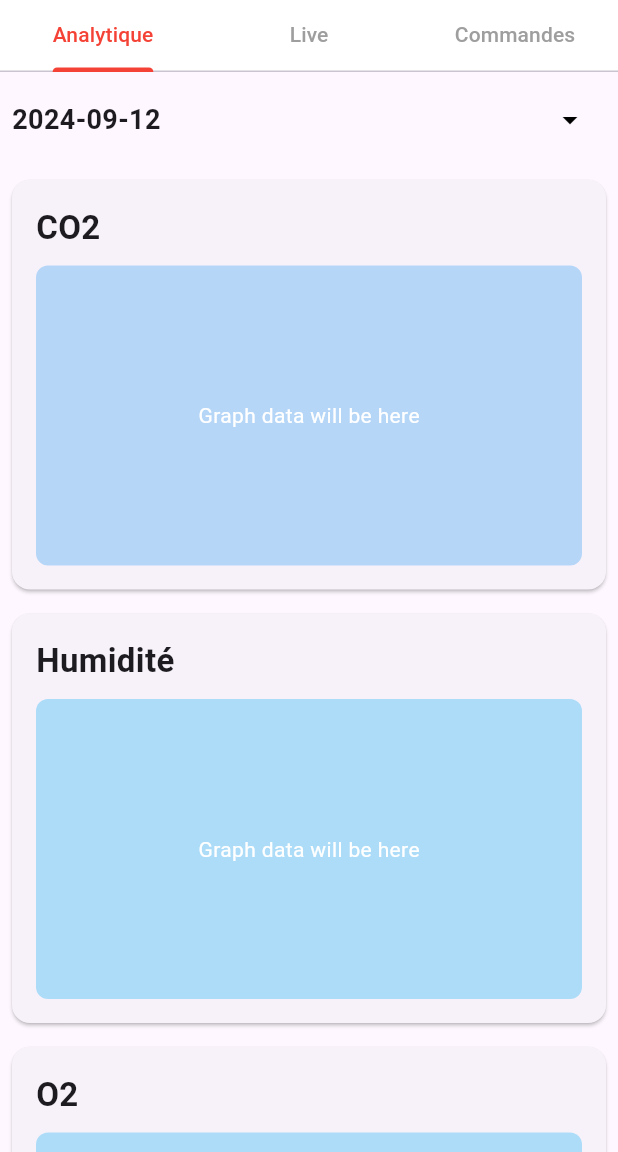
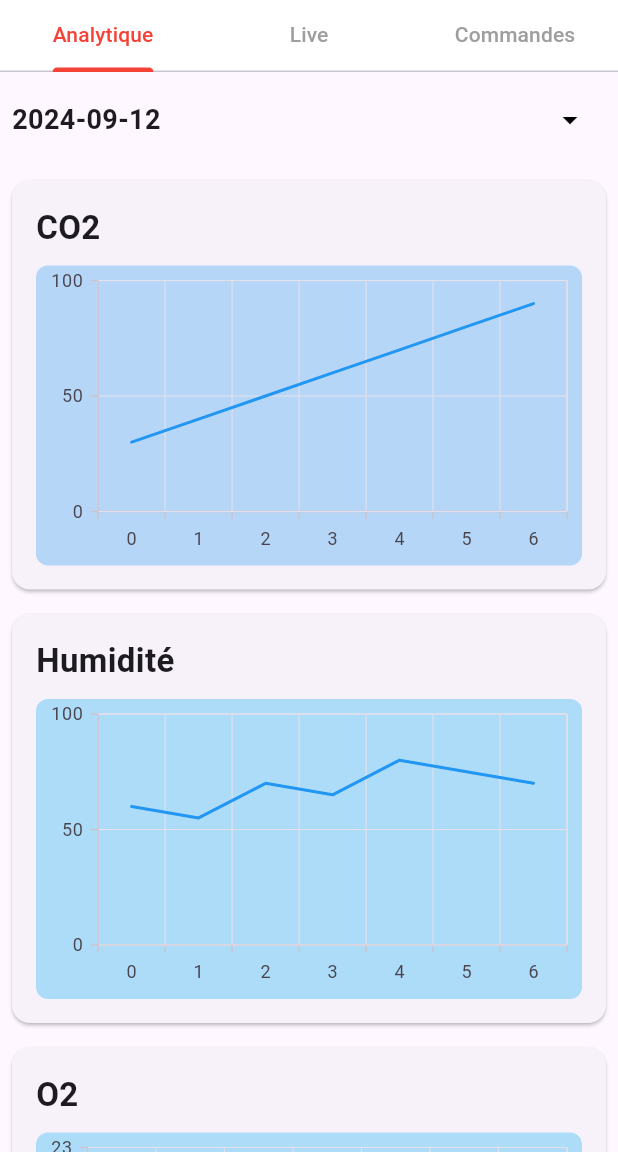
Before and after one commit to Zahhaoui007/PFE-GOC, a Flutter app: the Dashboard screen opened directly, on a phone screen of 412 x 824 dp, the part 84-1236 px from its top. Run offline on Flutter 3.47's test engine with Material 3 defaults, Android fonts, the phone set to English and light mode, and no system bars; our stand-ins replace supabase_flutter, syncfusion_flutter_charts; accounts and stored records are empty.

Commit message:
Edit Graphe

```diff
--- a/MobileAPP/lib/main.dart
+++ b/MobileAPP/lib/main.dart
@@ -2,6 +2,7 @@ import 'dart:async';
 
 import 'package:flutter/material.dart';
 import 'package:supabase_flutter/supabase_flutter.dart';
+import 'package:syncfusion_flutter_charts/charts.dart';
 
 void main() async {
   WidgetsFlutterBinding.ensureInitialized();
@@ -352,8 +353,7 @@ class Dashboard extends StatelessWidget {
           children: [
             AnalyticDashboard(),
             Live(),
-            Container(), // Remplace ce Container par le widget souhaité pour "Commandes"
-            //Commande(),
+            Commande(), // Remplace ce Container par le widget souhaité pour "Commandes"
           ],
         ),
       ),
@@ -369,71 +369,58 @@ class AnalyticDashboard extends StatelessWidget {
       child: Column(
         children: <Widget>[
           DateSelector(),
-          GraphCard(title: 'CO2', color: Colors.blue),
-          GraphCard(title: 'Humidité', color: Colors.lightBlue),
-          GraphCard(title: 'O2', color: Colors.lightBlue),
-          GraphCard(title: 'Température', color: Colors.lightBlue),
-        ],
-      ),
-    );
-  }
-}
-
-class DateSelector extends StatefulWidget {
-  @override
-  _DateSelectorState createState() => _DateSelectorState();
-}
-
-class _DateSelectorState extends State<DateSelector> {
-  DateTime selectedDate = DateTime.now(); // Default date is today's date
-
-  Future<void> _selectDate(BuildContext context) async {
-    final DateTime? picked = await showDatePicker(
-      context: context,
-      initialDate: selectedDate,
-      firstDate: DateTime(2000), // Adjust this to the earliest allowed date
-      lastDate: DateTime(2100), // Adjust this to the latest allowed date
-    );
-    if (picked != null && picked != selectedDate) {
-      setState(() {
-        selectedDate = picked;
-      });
-    }
-  }
-
-  @override
-  Widget build(BuildContext context) {
-    return Padding(
-      padding: const EdgeInsets.all(8.0),
-      child: Row(
-        mainAxisAlignment: MainAxisAlignment.spaceBetween,
-        children: <Widget>[
-          InkWell(
-            onTap: () => _selectDate(context),
-            child: Center(
-              child: Text(
-                '${selectedDate.toLocal()}'
-                    .split(' ')[0], // Formats the date to YYYY-MM-DD
-                style: TextStyle(fontSize: 18, fontWeight: FontWeight.bold),
-              ),
-            ),
+          GraphCard(
+            title: 'CO2',
+            color: Colors.blue,
+            chartData: _getChartData([30, 40, 50, 60, 70, 80, 90]),
           ),
-          Spacer(),
-          IconButton(
-            icon: Icon(Icons.arrow_drop_down, color: Colors.black),
-            onPressed: () => _selectDate(context),
+          GraphCard(
+            title: 'Humidité',
+            color: Colors.lightBlue,
+            chartData: _getChartData([60, 55, 70, 65, 80, 75, 70]),
+          ),
+          GraphCard(
+            title: 'O2',
+            color: Colors.lightBlue,
+            chartData: _getChartData([21, 21.5, 20.5, 22, 21, 21.2, 21.3]),
+          ),
+          GraphCard(
+            title: 'Température',
+            color: Colors.lightBlue,
+            chartData: _getChartData([22, 23, 21, 22.5, 23.5, 24, 22]),
           ),
         ],
       ),
     );
   }
+
+  List<ChartSeries> _getChartData(List<double> values) {
+    List<DataPoint> data =
+        values.asMap().entries.map((e) => DataPoint(e.key, e.value)).toList();
+    return [
+      LineSeries<DataPoint, int>(
+        dataSource: data,
+        xValueMapper: (DataPoint dp, _) => dp.x,
+        yValueMapper: (DataPoint dp, _) => dp.y,
+        color: Colors.blue,
+      ),
+    ];
+  }
+}
+
+class DataPoint {
+  DataPoint(this.x, this.y);
+  final int x;
+  final double y;
 }
 
 class GraphCard extends StatelessWidget {
   final String title;
   final Color color;
+  final List<ChartSeries> chartData;
 
-  GraphCard({required this.title, required this.color});
+  GraphCard(
+      {required this.title, required this.color, required this.chartData});
 
   @override
   Widget build(BuildContext context) {
@@ -454,9 +441,9 @@ class GraphCard extends StatelessWidget {
                 color: color.withOpacity(0.3),
                 borderRadius: BorderRadius.circular(8),
               ),
-              child: const Center(
-                child: Text('Graph data will be here',
-                    style: TextStyle(color: Colors.white)),
+              child: SfCartesianChart(
+                primaryXAxis: CategoryAxis(),
+                series: chartData,
               ),
             ),
           ],
@@ -466,6 +453,54 @@ class GraphCard extends StatelessWidget {
   }
 }
 
+class DateSelector extends StatefulWidget {
+  @override
+  _DateSelectorState createState() => _DateSelectorState();
+}
+
+class _DateSelectorState extends State<DateSelector> {
+  DateTime selectedDate = DateTime.now();
+
+  Future<void> _selectDate(BuildContext context) async {
+    final DateTime? picked = await showDatePicker(
+      context: context,
+      initialDate: selectedDate,
+      firstDate: DateTime(2000),
+      lastDate: DateTime(2100),
+    );
+    if (picked != null && picked != selectedDate) {
+      setState(() {
+        selectedDate = picked;
+      });
+    }
+  }
+
+  @override
+  Widget build(BuildContext context) {
+    return Padding(
+      padding: const EdgeInsets.all(8.0),
+      child: Row(
+        mainAxisAlignment: MainAxisAlignment.spaceBetween,
+        children: <Widget>[
+          InkWell(
+            onTap: () => _selectDate(context),
+            child: Center(
+              child: Text(
+                '${selectedDate.toLocal()}'.split(' ')[0],
+                style: TextStyle(fontSize: 18, fontWeight: FontWeight.bold),
+              ),
+            ),
+          ),
+          Spacer(),
+          IconButton(
+            icon: Icon(Icons.arrow_drop_down, color: Colors.black),
+            onPressed: () => _selectDate(context),
+          ),
+        ],
+      ),
+    );
+  }
+}
 ////////////////////////////////////////////////////////////////////////////////////////////////////////////////////////////////////////////////
 
 class Live extends StatefulWidget {
@@ -609,41 +644,78 @@ class _LiveState extends State<Live> {
 }
 
 ////////////////////////////////////////////////////////////////////////////////////////////////////////////////////////////////////////////////
-// Ajout de la page "Commandes"
-class Commande extends StatelessWidget {
+
+class Commande extends StatefulWidget {
+  @override
+  _CommandeState createState() => _CommandeState();
+}
+
+class _CommandeState extends State<Commande> {
+  String _selectedOption = ''; // Variable pour stocker l'option sélectionnée
+
   @override
   Widget build(BuildContext context) {
     return Scaffold(
       body: Column(
-        mainAxisAlignment: MainAxisAlignment.center,
         children: [
+          Spacer(flex: 1), // Espace pour pousser les éléments vers le haut
           Row(
             mainAxisAlignment: MainAxisAlignment.spaceAround,
             children: [
-              _buildImageButton(context, 'images/water-tap.png', 'Water Tap'),
+              _buildImageButton(context, 'images/water.png', 'Water Tap'),
               _buildImageButton(context, 'images/aeration.png', 'Aeration'),
             ],
           ),
-          SizedBox(height: 20),
+          SizedBox(height: 15),
+          if (_selectedOption
+              .isNotEmpty) // Affiche la confirmation si une option est sélectionnée
+            Padding(
+              padding: const EdgeInsets.all(8.0),
+              child: Text(
+                'Vous avez choisi : $_selectedOption',
+                style: TextStyle(fontSize: 18, fontWeight: FontWeight.bold),
+              ),
+            ),
+          SizedBox(height: 15),
           ElevatedButton(
             onPressed: () {
               // Action de confirmation
+              if (_selectedOption.isNotEmpty) {
+                ScaffoldMessenger.of(context).showSnackBar(
+                  SnackBar(
+                    content:
+                        Text('Confirmation : $_selectedOption sélectionné!'),
+                  ),
+                );
+              } else {
+                ScaffoldMessenger.of(context).showSnackBar(
+                  SnackBar(
+                    content: Text(
+                        'Veuillez sélectionner une option avant de confirmer.'),
+                  ),
+                );
+              }
             },
             child: Text('Confirmer'),
           ),
+          Spacer(flex: 2), // Espace pour ajuster le bas de la page
         ],
       ),
     );
   }
 
-  Widget _buildImageButton(BuildContext context, String imagePath, String label) {
+  Widget _buildImageButton(
+      BuildContext context, String imagePath, String label) {
     return GestureDetector(
       onTap: () {
-        // Action sur le choix de l'utilisateur
+        setState(() {
+          _selectedOption = label; // Met à jour l'option sélectionnée
+        });
       },
       child: Column(
         children: [
-          Image.asset(imagePath, width: 100, height: 100),
+          Image.asset(imagePath, width: 50, height: 50),
+          SizedBox(height: 15),
           Text(label),
         ],
       ),
--- a/MobileAPP/pubspec.yaml
+++ b/MobileAPP/pubspec.yaml
@@ -11,7 +11,8 @@ dependencies:
   flutter:
     sdk: flutter
   supabase_flutter: ^2.5.6
-  fl_chart: ^0.36.1
+  syncfusion_flutter_charts: ^22.1.34
+
 
 
 dev_dependencies:
```
Also changed, not shown: MobileAPP/images/water.png (renamed from MobileAPP/images/water-tap.png), MobileAPP/pubspec.lock, 2 other files.
